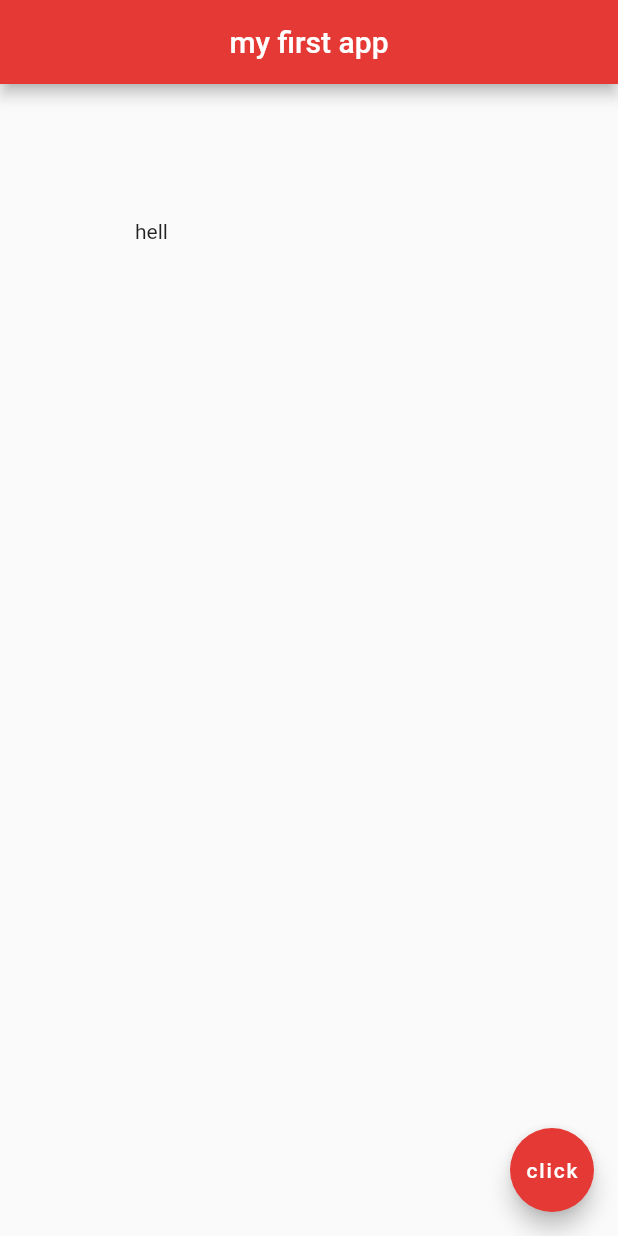
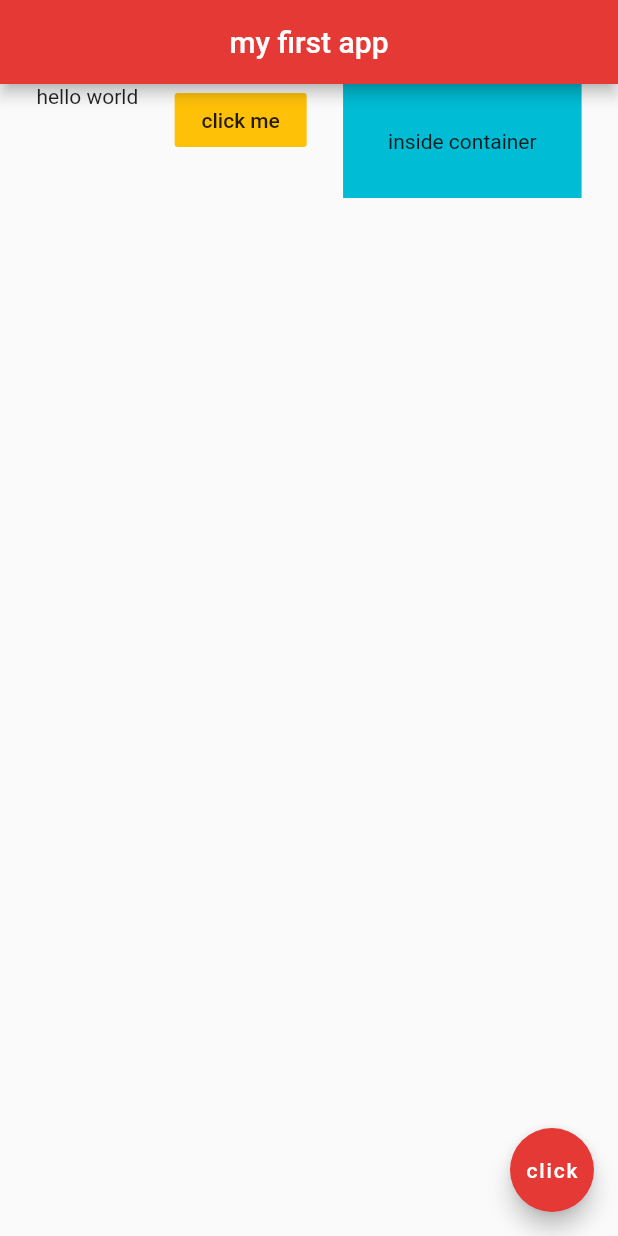
Before and after one commit to DorotaPawlowska/kursy-netNinja, a Flutter app: the screen it shows after launch, on a phone screen of 412 x 824 dp. Run offline on Flutter 3.47's test engine with Material 2 defaults, Android fonts, the light colour scheme and no system bars.

Commit message:
Flutter Tutorial for Beginners #11 - Rows
Changes to be committed:
	modified:   FlutterTutorialForBeginners/myapp/lib/main.dart

```diff
--- a/FlutterTutorialForBeginners/myapp/lib/main.dart
+++ b/FlutterTutorialForBeginners/myapp/lib/main.dart
@@ -1,3 +1,4 @@
+import 'package:flutter/cupertino.dart';
 import 'package:flutter/material.dart';
 
 void main() => runApp(MaterialApp(
@@ -13,18 +14,23 @@
         centerTitle: true,
         backgroundColor: Colors.red[600],
       ),
-      body: Padding(
-        child: Text('hell'),
-        padding: EdgeInsets.all(90.0),
+      body: Row(
+        mainAxisAlignment: MainAxisAlignment.spaceEvenly,
+        crossAxisAlignment: CrossAxisAlignment.start,
+        children: <Widget>[
+          Text('hello world'),
+          FlatButton(
+            onPressed: (){},
+            color: Colors.amber,
+            child: Text('click me'),
+          ),
+          Container(
+            color: Colors.cyan,
+            padding: EdgeInsets.all(30.0),
+            child: Text('inside container'),
+          )
+        ],
       ),
-
-//      Container(
-//        padding: EdgeInsets.fromLTRB(10.0, 20.0, 30.0, 40.0 ),
-//        margin: EdgeInsets.all(30.0),
-//        color: Colors.grey[400],
-//        child: Text('hello'),
-//      ),
-
       floatingActionButton: FloatingActionButton(
         onPressed: (){},
         child: Text('click'),
```
